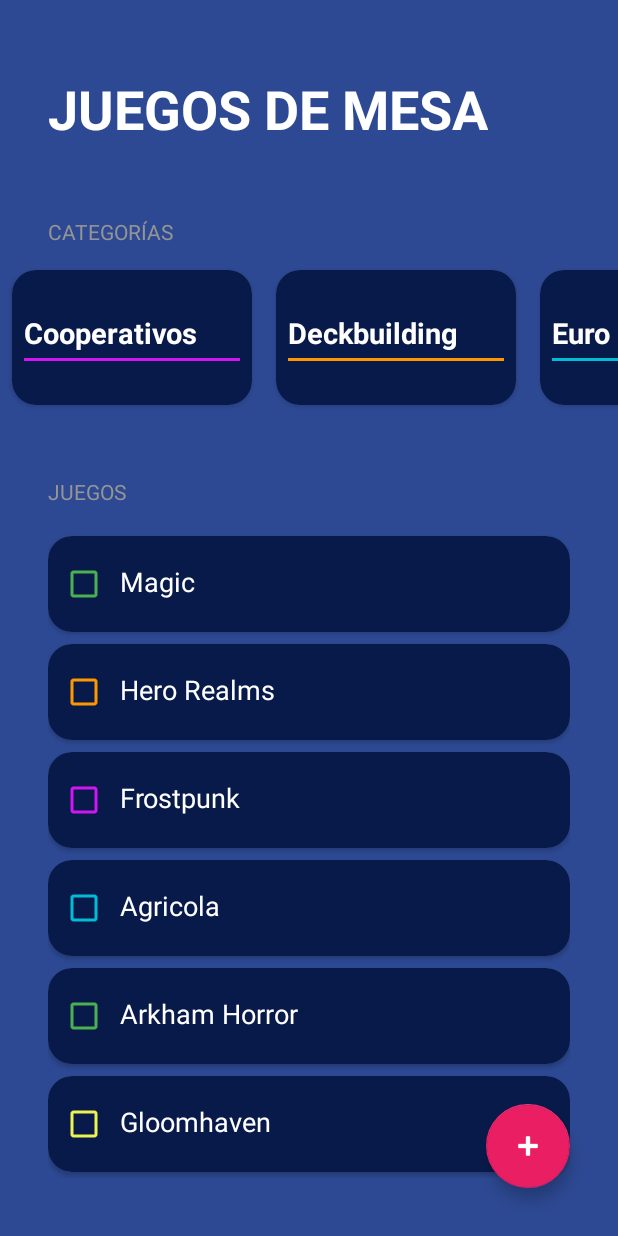
After one commit to Yrda89/los_enlaces, an Android app: the BoardGamesActivity screen opened directly, with no data from a screen before it, on a phone screen of 412 x 824 dp. The commit adds this screen. Run offline under Robolectric (Android 15) with nearby library versions, the phone set to English and light mode, and no system bars.

Commit message:
BoardGames App

```diff
--- a/Aplicacion1/app/src/main/AndroidManifest.xml
+++ b/Aplicacion1/app/src/main/AndroidManifest.xml
@@ -12,6 +12,10 @@
         android:supportsRtl="true"
         android:theme="@style/Theme.Aplicacion1"
         tools:targetApi="31">
+        <activity
+            android:name=".BoardGamesApp.BoardGamesActivity"
+            android:theme="@style/Theme.BoardgamesApp"
+            android:exported="false" />
         <activity
             android:name=".IMCApp.KcalActivity"
             android:exported="false" />
--- /dev/null
+++ b/Aplicacion1/app/src/main/java/com/adrian/aplicacion1/BoardGamesApp/BoardGamesActivity.kt
@@ -0,0 +1,125 @@
+package com.adrian.aplicacion1.BoardGamesApp
+
+import android.app.Dialog
+import androidx.appcompat.app.AppCompatActivity
+import android.os.Bundle
+import android.widget.Button
+import android.widget.EditText
+import android.widget.RadioButton
+import android.widget.RadioGroup
+import androidx.recyclerview.widget.LinearLayoutManager
+import androidx.recyclerview.widget.RecyclerView
+import com.adrian.aplicacion1.R
+import com.google.android.material.floatingactionbutton.FloatingActionButton
+
+class BoardGamesActivity : AppCompatActivity() {
+
+    private val categories = listOf(
+        GameCategory.Cooperative,
+        GameCategory.Deckbuilding,
+        GameCategory.Euro,
+        GameCategory.LCG,
+        GameCategory.Legacy
+    )
+
+    private var games = mutableListOf(
+        Game("Magic", GameCategory.LCG),
+        Game("Hero Realms", GameCategory.Deckbuilding),
+        Game("Frostpunk", GameCategory.Cooperative),
+        Game("Agricola", GameCategory.Euro),
+        Game("Arkham Horror", GameCategory.LCG),
+        Game(
+            "Gloomhaven", GameCategory.Legacy
+        )
+    )
+
+
+    private lateinit var rvCategories: RecyclerView
+    private lateinit var rvGames: RecyclerView
+    private lateinit var fabAddGame: FloatingActionButton
+
+    private lateinit var categoriesAdapter: CategoriesAdapter
+    private lateinit var gamesAdapter: GamesAdapter
+    override fun onCreate(savedInstanceState: Bundle?) {
+        super.onCreate(savedInstanceState)
+        setContentView(R.layout.activity_board_games)
+
+        initcomponents()
+        initUI()
+        initListeners()
+    }
+
+    private fun initcomponents() {
+        rvCategories = findViewById<RecyclerView>(R.id.rvCategories)
+        rvGames = findViewById<RecyclerView>(R.id.rvGames)
+        fabAddGame = findViewById(R.id.fabAddGame)
+    }
+
+    private fun initUI() {
+        categoriesAdapter = CategoriesAdapter(categories){position -> onCategorieSelcted(position) }
+        rvCategories.layoutManager =
+            LinearLayoutManager(this, LinearLayoutManager.HORIZONTAL, false)
+        rvCategories.adapter = categoriesAdapter
+
+        gamesAdapter = GamesAdapter(games) {position -> onGameSelected(position)}
+        rvGames.layoutManager = LinearLayoutManager(this, LinearLayoutManager.VERTICAL, false)
+        rvGames.adapter = gamesAdapter
+
+
+
+    }
+
+    private fun initListeners() {
+        fabAddGame.setOnClickListener { showDialog() }
+    }
+
+    private fun showDialog() {
+        val dialog = Dialog(this)
+        dialog.setContentView(R.layout.dialog_game)
+
+        val btnAddGame: Button = dialog.findViewById(R.id.btnAddGame)
+        val etGame: EditText = dialog.findViewById(R.id.etGame)
+        val rgCategories: RadioGroup = dialog.findViewById(R.id.rgCategories)
+
+
+        btnAddGame.setOnClickListener {
+            val currentGame = etGame.text.toString()
+            if(currentGame.isNotEmpty()){
+                val selectedId = rgCategories.checkedRadioButtonId
+                val selectedRadioButton: RadioButton = rgCategories.findViewById(selectedId)
+                val currentCategory: GameCategory = when(selectedRadioButton.text){
+                    getString(R.string.dialog_cooperative_category) -> GameCategory.Cooperative
+                    getString(R.string.dialog_deckbuilding_category) -> GameCategory.Deckbuilding
+                    getString(R.string.dialog_euro_category) -> GameCategory.Euro
+                    getString(R.string.dialog_lcg_category) -> GameCategory.LCG
+                    else -> GameCategory.Legacy
+                }
+                games.add(Game(currentGame, currentCategory))
+                updateGames()
+                dialog.hide()
+
+            }
+        }
+
+        dialog.show()
+    }
+
+    private fun updateGames() {
+        val selectedCategories: List<GameCategory> = categories.filter { it.isSelected }
+        val newGames = games.filter { selectedCategories.contains(it.category) }
+        gamesAdapter.games = newGames
+
+        gamesAdapter.notifyDataSetChanged()
+    }
+
+    private fun onGameSelected(position:Int){
+        games[position].isSelected = !games[position].isSelected
+        updateGames()
+    }
+
+    private fun onCategorieSelcted(position: Int){
+        categories[position].isSelected = !categories[position].isSelected
+        categoriesAdapter.notifyItemChanged(position)
+        updateGames()
+    }
+}
--- /dev/null
+++ b/Aplicacion1/app/src/main/java/com/adrian/aplicacion1/BoardGamesApp/CategoriesAdapter.kt
@@ -0,0 +1,24 @@
+package com.adrian.aplicacion1.BoardGamesApp
+
+import android.view.LayoutInflater
+import android.view.ViewGroup
+import androidx.recyclerview.widget.RecyclerView
+import com.adrian.aplicacion1.R
+
+class CategoriesAdapter(private val categories: List<GameCategory>, private val onItemSelected: (Int) -> Unit) :
+    RecyclerView.Adapter<CategoriesViewHolder>() {
+    override fun onCreateViewHolder(parent: ViewGroup, viewType: Int):
+        CategoriesViewHolder {
+            val view = LayoutInflater.from(parent.context).inflate(R.layout.item_game_category, parent, false)
+            return CategoriesViewHolder(view)
+            }
+
+
+    override fun onBindViewHolder(holder: CategoriesViewHolder, position: Int) {
+        holder.render(categories[position], onItemSelected)
+    }
+
+    override fun getItemCount() = categories.size
+
+
+}
--- /dev/null
+++ b/Aplicacion1/app/src/main/java/com/adrian/aplicacion1/BoardGamesApp/CategoriesViewHolder.kt
@@ -0,0 +1,56 @@
+package com.adrian.aplicacion1.BoardGamesApp
+
+import android.view.View
+import android.widget.TextView
+import androidx.cardview.widget.CardView
+import androidx.core.content.ContextCompat
+import androidx.core.content.ContextCompat.getColor
+import androidx.recyclerview.widget.RecyclerView
+import com.adrian.aplicacion1.R
+
+class CategoriesViewHolder(view: View) : RecyclerView.ViewHolder(view) {
+
+    private val tvCategoryName: TextView = view.findViewById(R.id.tvCategoryName)
+    private val divider: View = view.findViewById(R.id.divider)
+    private val viewContainer: CardView = view.findViewById(R.id.viewContainer)
+
+    fun render(gameCategory: GameCategory, onItemSelected: (Int) -> Unit){
+
+        val color = if (gameCategory.isSelected) {
+            R.color.bgapp_background_card
+        } else {
+            R.color.bgapp_background_disabled
+        }
+
+        viewContainer.setCardBackgroundColor(ContextCompat.getColor(viewContainer.context, color))
+
+        itemView.setOnClickListener { onItemSelected(layoutPosition) }
+
+        when(gameCategory){
+            GameCategory.Cooperative -> {
+                tvCategoryName.text = "Cooperativos"
+                divider.setBackgroundColor(getColor(divider.context, R.color.bgapp_cooperative_category))
+            }
+
+            GameCategory.Deckbuilding -> {
+                tvCategoryName.text = "Deckbuilding"
+                divider.setBackgroundColor(getColor(divider.context, R.color.bgapp_deckbuilding_category))
+            }
+            GameCategory.Euro -> {
+                    tvCategoryName.text = "Euro"
+                    divider.setBackgroundColor(getColor(divider.context, R.color.bgapp_euro_category))
+            }
+            GameCategory.LCG -> {
+                tvCategoryName.text = "LCG"
+                divider.setBackgroundColor(getColor(divider.context, R.color.bgapp_lcg_category))
+            }
+            GameCategory.Legacy -> {
+                tvCategoryName.text = "Legacy"
+                divider.setBackgroundColor(getColor(divider.context, R.color.bgapp_legacy_category))
+            }
+        }
+
+
+
+    }
+}
--- /dev/null
+++ b/Aplicacion1/app/src/main/java/com/adrian/aplicacion1/BoardGamesApp/Game.kt
@@ -0,0 +1,3 @@
+package com.adrian.aplicacion1.BoardGamesApp
+
+data class Game (val name:String, val category: GameCategory, var isSelected:Boolean = false)
--- /dev/null
+++ b/Aplicacion1/app/src/main/java/com/adrian/aplicacion1/BoardGamesApp/GamesAdapter.kt
@@ -0,0 +1,23 @@
+package com.adrian.aplicacion1.BoardGamesApp
+
+import android.view.LayoutInflater
+import android.view.ViewGroup
+import androidx.recyclerview.widget.RecyclerView
+import com.adrian.aplicacion1.R
+
+class GamesAdapter (var games: List<Game>, private val onItemSelected: (Int) -> Unit) :
+    RecyclerView.Adapter<GamesViewHolder>() {
+    override fun onCreateViewHolder(parent: ViewGroup, viewType: Int): GamesViewHolder {
+        val view = LayoutInflater.from(parent.context).inflate(R.layout.item_game, parent, false)
+        return GamesViewHolder(view)
+    }
+    override fun getItemCount() = games.size
+
+    override fun onBindViewHolder(holder: GamesViewHolder, position: Int) {
+        holder.render(games[position])
+        holder.itemView.setOnClickListener {
+            onItemSelected(position)
+        }
+
+    }
+}
--- /dev/null
+++ b/Aplicacion1/app/src/main/java/com/adrian/aplicacion1/BoardGamesApp/GamesViewHolder.kt
@@ -0,0 +1,44 @@
+package com.adrian.aplicacion1.BoardGamesApp
+
+import android.content.res.ColorStateList
+import android.graphics.Paint
+import android.view.View
+import android.widget.CheckBox
+import android.widget.TextView
+import androidx.core.content.ContextCompat
+import androidx.recyclerview.widget.RecyclerView
+import com.adrian.aplicacion1.R
+
+class GamesViewHolder (view: View) : RecyclerView.ViewHolder(view){
+
+    private var tvGame: TextView = view.findViewById(R.id.tvGame)
+    private val checkBox: CheckBox = view.findViewById(R.id.cbGame)
+
+
+    fun render(game: Game){
+        if (game.isSelected) {
+            tvGame.paintFlags = tvGame.paintFlags or Paint.STRIKE_THRU_TEXT_FLAG
+        } else {
+            tvGame.paintFlags = tvGame.paintFlags and Paint.STRIKE_THRU_TEXT_FLAG.inv()
+        }
+
+        checkBox.isChecked = game.isSelected
+
+
+
+
+        tvGame.text = game.name
+
+
+        var color = when(game.category){
+            GameCategory.Cooperative -> R.color.bgapp_cooperative_category
+            GameCategory.LCG -> R.color.bgapp_lcg_category
+            GameCategory.Legacy -> R.color.bgapp_legacy_category
+            GameCategory.Euro -> R.color.bgapp_euro_category
+            GameCategory.Deckbuilding -> R.color.bgapp_deckbuilding_category
+        }
+    checkBox.buttonTintList =
+        ColorStateList.valueOf(ContextCompat.getColor(checkBox.context, color))
+
+    }
+}
--- /dev/null
+++ b/Aplicacion1/app/src/main/res/layout/activity_board_games.xml
@@ -0,0 +1,66 @@
+<?xml version="1.0" encoding="utf-8"?>
+<FrameLayout xmlns:android="http://schemas.android.com/apk/res/android"
+    xmlns:app="http://schemas.android.com/apk/res-auto"
+    xmlns:tools="http://schemas.android.com/tools"
+    android:layout_width="match_parent"
+    android:layout_height="match_parent">
+
+<LinearLayout
+    android:layout_width="match_parent"
+    android:layout_height="match_parent"
+    android:background="@color/bgapp_background_app"
+    android:orientation="vertical"
+    tools:context=".BoardGamesApp.BoardGamesActivity">
+
+    <TextView
+        android:layout_width="wrap_content"
+        android:layout_height="wrap_content"
+        android:layout_marginHorizontal="32dp"
+        android:layout_marginVertical="48dp"
+        android:text="@string/boardgames"
+        android:textAllCaps="true"
+        android:textColor="@color/white"
+        android:textSize="36sp"
+        android:textStyle="bold" />
+
+
+    <TextView
+        style="@style/BoardgamesSubtitle"
+        android:layout_width="wrap_content"
+        android:layout_height="wrap_content"
+        android:text="@string/categories" />
+
+    <androidx.recyclerview.widget.RecyclerView
+        android:id="@+id/rvCategories"
+        android:layout_width="match_parent"
+        android:layout_height="wrap_content" />
+
+    <TextView
+        style="@style/BoardgamesSubtitle"
+        android:layout_width="wrap_content"
+        android:layout_height="wrap_content"
+        android:layout_marginTop="32dp"
+        android:text="@string/games" />
+
+    <androidx.recyclerview.widget.RecyclerView
+        android:id="@+id/rvGames"
+        android:layout_width="match_parent"
+        android:layout_height="wrap_content"
+        android:layout_marginHorizontal="32dp"
+        android:layout_marginTop="16dp" />
+
+    </LinearLayout>
+
+
+    <com.google.android.material.floatingactionbutton.FloatingActionButton
+        android:id="@+id/fabAddGame"
+        android:layout_width="wrap_content"
+        android:layout_height="wrap_content"
+        android:layout_gravity="end|bottom"
+        android:layout_margin="32dp"
+        android:src="@android:drawable/ic_input_add"
+        android:contentDescription="Añade un juego"
+        app:backgroundTint="@color/bgapp_accent"
+        app:tint="@color/white"/>
+
+</FrameLayout>
--- /dev/null
+++ b/Aplicacion1/app/src/main/res/layout/item_game.xml
@@ -0,0 +1,33 @@
+<?xml version="1.0" encoding="utf-8"?>
+<androidx.cardview.widget.CardView
+    xmlns:android="http://schemas.android.com/apk/res/android"
+    xmlns:app="http://schemas.android.com/apk/res-auto"
+    xmlns:tools="http://schemas.android.com/tools"
+    android:layout_width="match_parent"
+    android:layout_height="wrap_content"
+    android:layout_marginVertical="4dp"
+    app:cardBackgroundColor="@color/bgapp_background_card"
+    app:cardCornerRadius="16dp">
+
+    <LinearLayout
+        android:paddingVertical="8dp"
+        android:layout_width="match_parent"
+        android:layout_height="wrap_content"
+        android:orientation="horizontal">
+
+    <CheckBox
+        android:id="@+id/cbGame"
+        android:layout_width="wrap_content"
+        android:layout_height="wrap_content"
+        />
+
+    <TextView
+        android:id="@+id/tvGame"
+        android:layout_width="wrap_content"
+        android:layout_height="wrap_content"
+        android:textColor="@color/white"
+        android:textSize="18sp"
+        tools:text="Prueba"/>
+
+    </LinearLayout>
+</androidx.cardview.widget.CardView>
--- /dev/null
+++ b/Aplicacion1/app/src/main/res/layout/item_game_category.xml
@@ -0,0 +1,43 @@
+<?xml version="1.0" encoding="utf-8"?>
+<androidx.cardview.widget.CardView xmlns:android="http://schemas.android.com/apk/res/android"
+    xmlns:app="http://schemas.android.com/apk/res-auto"
+    xmlns:tools="http://schemas.android.com/tools"
+    android:id="@+id/viewContainer"
+    android:layout_width="160dp"
+    android:layout_height="90dp"
+    android:layout_marginHorizontal="8dp"
+    android:layout_marginVertical="16dp"
+    app:cardBackgroundColor="@color/bgapp_background_card"
+    app:cardCornerRadius="16dp">
+
+    <LinearLayout
+        android:layout_width="match_parent"
+        android:layout_height="match_parent"
+        android:gravity="center_vertical"
+        android:layout_margin="8dp"
+        android:orientation="vertical">
+
+        <TextView
+            android:id="@+id/tvCategoryName"
+            android:layout_width="wrap_content"
+            android:layout_height="wrap_content"
+            android:textColor="@color/white"
+            android:textSize="19sp"
+            android:textStyle="bold"
+            tools:text="PRUEBA" />
+
+        <View
+            android:id="@+id/divider"
+            android:layout_width="match_parent"
+            android:layout_height="2dp"
+            android:layout_marginTop="4dp"
+            tools:background="@color/white" />
+
+    </LinearLayout>
+
+
+
+
+
+
+</androidx.cardview.widget.CardView>
--- a/Aplicacion1/app/src/main/res/values/colors.xml
+++ b/Aplicacion1/app/src/main/res/values/colors.xml
@@ -7,9 +7,31 @@
     <color name="background_app">#0E0B20</color>
     <color name="background_button">#EB1555</color>
     <color name="title_text">#FF8D8E98</color>
+
+    <!--IMC app colors-->
     <color name="background_fab">#FF6200EE</color>
     <color name="peso_bajo">#FFEB3B</color>
     <color name="peso_normal">#4CAF50</color>
     <color name="sobrepeso">#FF5722</color>
     <color name="obesidad">#FF1100</color>
+
+
+    <!--BoardgamesApp-->
+    <color name="purple_200">#FFBB86FC</color>
+    <color name="purple_500">#FF6200EE</color>
+    <color name="purple_700">#FF3700B3</color>
+    <color name="teal_200">#FF03DAC5</color>
+    <color name="teal_700">#FF018786</color>
+
+    <color name="bgapp_background_card">#FF081A4A</color>
+    <color name="bgapp_background_disabled">#04335C</color>
+    <color name="bgapp_background_app">#FF2D4993</color>
+    <color name="bgapp_subtitle_text">#959595</color>
+    <color name="bgapp_accent">#E91E63</color>
+
+    <color name="bgapp_deckbuilding_category">#FF9800</color>
+    <color name="bgapp_euro_category">#00BCD4</color>
+    <color name="bgapp_lcg_category">#4CAF50</color>
+    <color name="bgapp_cooperative_category">#D016F1</color>
+    <color name="bgapp_legacy_category">#EDF351</color>
 </resources>
--- a/Aplicacion1/app/src/main/res/values/strings.xml
+++ b/Aplicacion1/app/src/main/res/values/strings.xml
@@ -1,5 +1,6 @@
 <resources>
     <string name="app_name">Aplicacion1</string>
+    <!--IMC App strings-->
     <string name="male">Hombre</string>
     <string name="female">Mujer</string>
     <string name="height">Altura</string>
@@ -14,5 +15,17 @@
     <string name="description_sobrepeso">Estás por encima de lo óptimo para tu peso y altura.</string>
     <string name="title_obesidad">Obesidad</string>
     <string name="description_obesidad">Estás MUY por encima de lo óptimo para tu peso y altura.</string>
+    <!--BoardGames App Strings-->
+
+    <string name="boardgames">Juegos de mesa</string>
+    <string name="categories">Categorías</string>
+    <string name="games">Juegos</string>
+    <string name="dialog_add_game">Añade un juego</string>
+    <string name="dialog_cooperative_category">Cooperativo</string>
+    <string name="dialog_euro_category">Euro</string>
+    <string name="dialog_lcg_category">LCG</string>
+    <string name="dialog_legacy_category">Legacy</string>
+    <string name="dialog_deckbuilding_category">DeckBuilding</string>
+    <string name="dialog_newgame_button">Nuevo juego</string>
 
 </resources>
--- a/Aplicacion1/app/src/main/res/values/themes.xml
+++ b/Aplicacion1/app/src/main/res/values/themes.xml
@@ -6,4 +6,23 @@
     </style>
 
     <style name="Theme.Aplicacion1" parent="Base.Theme.Aplicacion1" />
+
+
+
+    <style name="Theme.BoardgamesApp" parent="Theme.MaterialComponents.DayNight.NoActionBar">
+        <item name="colorPrimary">@color/purple_500</item>
+        <item name="colorPrimaryVariant">@color/purple_700</item>
+        <item name="colorOnPrimary">@color/white</item>
+        <item name="colorSecondary">@color/teal_200</item>
+        <item name="colorSecondaryVariant">@color/teal_700</item>
+        <item name="colorOnSecondary">@color/black</item>
+        <item name="android:statusBarColor">@color/bgapp_background_app</item>
+    </style>
+
+    <style name="BoardgamesSubtitle">
+        <item name="textAllCaps">true</item>
+        <item name="android:textColor">@color/bgapp_subtitle_text</item>
+        <item name="android:layout_marginHorizontal" tools:targetApi="o">32dp</item>
+    </style>
+
 </resources>
```
Also changed, not shown: Aplicacion1/app/src/main/java/com/adrian/aplicacion1/BoardGamesApp/GameCategory.kt (added, +9 -0 lines), Aplicacion1/app/src/main/java/com/adrian/aplicacion1/MenuActivity.kt (+8 -1 lines), Aplicacion1/app/src/main/res/layout/activity_menu.xml (+11 -0 lines), Aplicacion1/app/src/main/res/layout/dialog_game.xml (added, +86 -0 lines).
